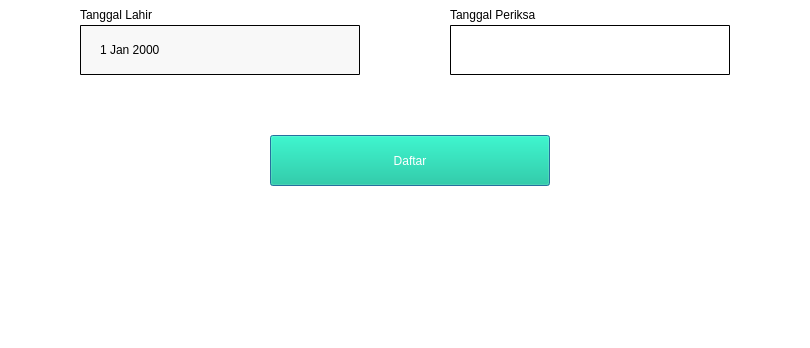
Above: inputdatabalita.ui from Gamdara/ekms before the change; both pictures show x 200 to 1010 and y 415 to 763 of the 1200 by 763 pixel window. Below: the same form after it.
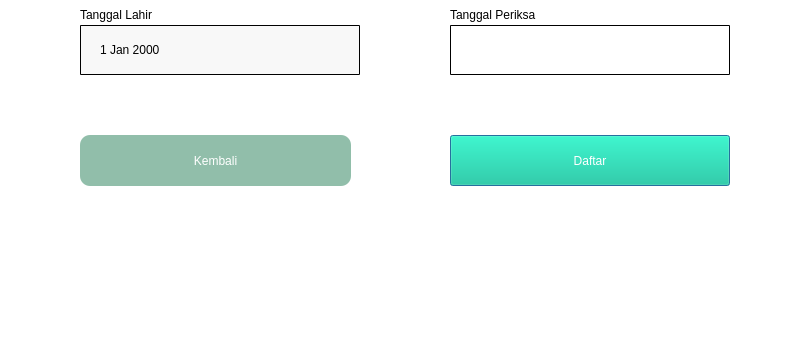
That is the form after the change.

Patch:
```diff
--- a/inputdatabalita.ui
+++ b/inputdatabalita.ui
@@ -30,7 +30,7 @@
    <widget class="QPushButton" name="daftardatabayi">
     <property name="geometry">
      <rect>
-      <x>470</x>
+      <x>650</x>
       <y>580</y>
       <width>280</width>
       <height>51</height>
@@ -518,6 +518,25 @@
 </string>
     </property>
    </widget>
+   <widget class="QPushButton" name="bkembali">
+    <property name="geometry">
+     <rect>
+      <x>280</x>
+      <y>580</y>
+      <width>271</width>
+      <height>51</height>
+     </rect>
+    </property>
+    <property name="styleSheet">
+     <string notr="true">border-radius:10px;
+background-color: rgb(145, 190, 170);
+color: white;
+font: 14pt &quot;MS Shell Dlg 2&quot;;</string>
+    </property>
+    <property name="text">
+     <string>Kembali</string>
+    </property>
+   </widget>
    <zorder>label_9</zorder>
    <zorder>daftardatabayi</zorder>
    <zorder>nama_balita</zorder>
@@ -539,6 +558,7 @@
    <zorder>label_13</zorder>
    <zorder>tanggal_lahir</zorder>
    <zorder>berat_badan</zorder>
+   <zorder>bkembali</zorder>
   </widget>
  </widget>
  <resources>
```
